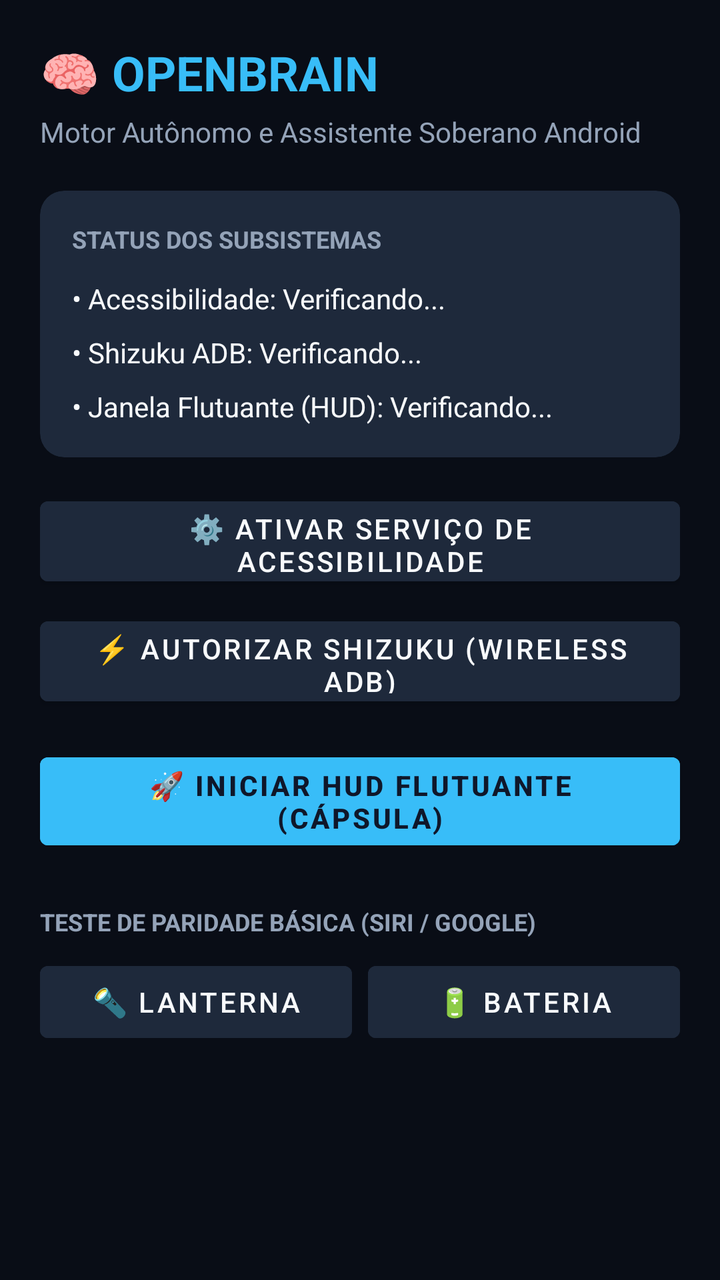
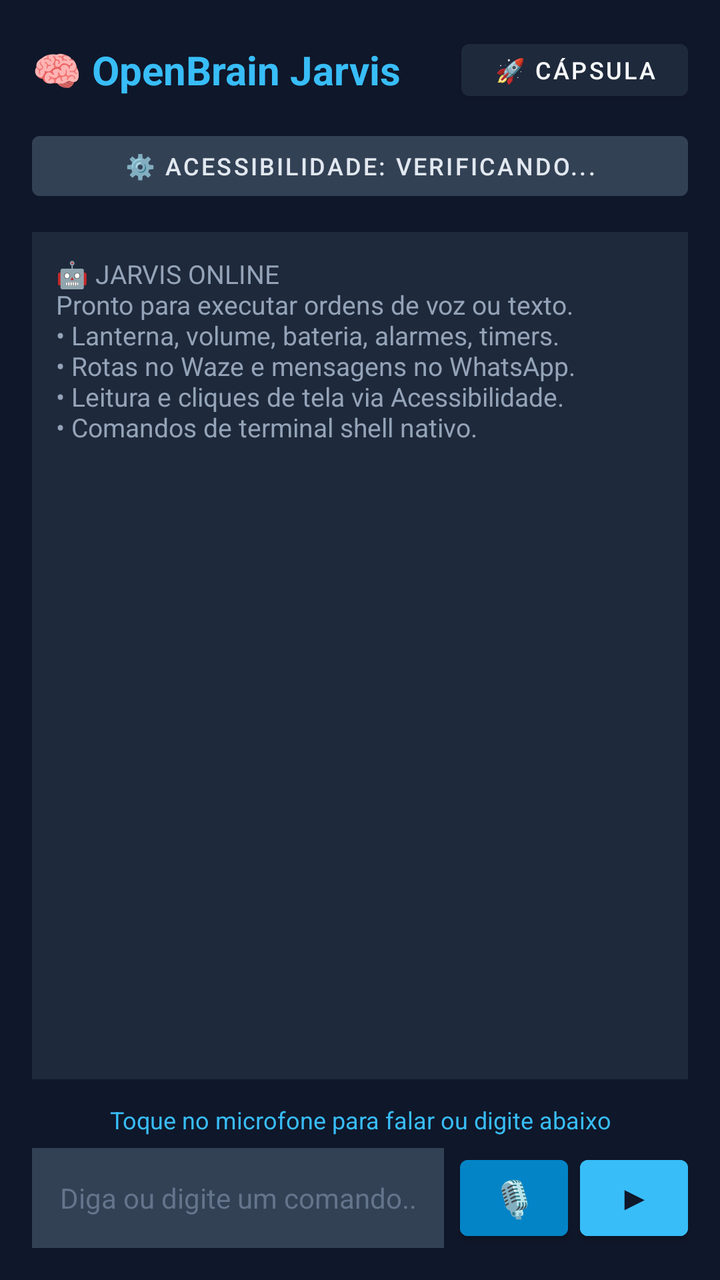

An Android layout rendered at two revisions. The XML below is the earlier revision; the diff shows what the commit changed to produce the second picture.
<!-- AndroidManifest.xml: activity theme Theme.OpenBrain -->
<!-- res/layout/activity_main.xml -->
<?xml version="1.0" encoding="utf-8"?>
<ScrollView xmlns:android="http://schemas.android.com/apk/res/android"
    xmlns:app="http://schemas.android.com/apk/res-auto"
    android:layout_width="match_parent"
    android:layout_height="match_parent"
    android:background="@color/background"
    android:padding="20dp">

    <LinearLayout
        android:layout_width="match_parent"
        android:layout_height="wrap_content"
        android:orientation="vertical">

        
        <TextView
            android:layout_width="wrap_content"
            android:layout_height="wrap_content"
            android:text="🧠 OPENBRAIN"
            android:textColor="@color/accent"
            android:textSize="24sp"
            android:textStyle="bold" />

        <TextView
            android:layout_width="wrap_content"
            android:layout_height="wrap_content"
            android:layout_marginTop="4dp"
            android:text="Motor Autônomo e Assistente Soberano Android"
            android:textColor="@color/text_secondary"
            android:textSize="14sp" />

        
        <androidx.cardview.widget.CardView
            android:layout_width="match_parent"
            android:layout_height="wrap_content"
            android:layout_marginTop="20dp"
            app:cardBackgroundColor="@color/card_bg"
            app:cardCornerRadius="12dp"
            app:cardElevation="0dp">

            <LinearLayout
                android:layout_width="match_parent"
                android:layout_height="wrap_content"
                android:orientation="vertical"
                android:padding="16dp">

                <TextView
                    android:layout_width="wrap_content"
                    android:layout_height="wrap_content"
                    android:text="STATUS DOS SUBSISTEMAS"
                    android:textColor="@color/text_secondary"
                    android:textSize="12sp"
                    android:textStyle="bold" />

                
                <TextView
                    android:id="@+id/tv_status_a11y"
                    android:layout_width="wrap_content"
                    android:layout_height="wrap_content"
                    android:layout_marginTop="12dp"
                    android:text="• Acessibilidade: Verificando..."
                    android:textColor="@color/text_primary"
                    android:textSize="14sp" />

                
                <TextView
                    android:id="@+id/tv_status_shizuku"
                    android:layout_width="wrap_content"
                    android:layout_height="wrap_content"
                    android:layout_marginTop="8dp"
                    android:text="• Shizuku ADB: Verificando..."
                    android:textColor="@color/text_primary"
                    android:textSize="14sp" />

                
                <TextView
                    android:id="@+id/tv_status_overlay"
                    android:layout_width="wrap_content"
                    android:layout_height="wrap_content"
                    android:layout_marginTop="8dp"
                    android:text="• Janela Flutuante (HUD): Verificando..."
                    android:textColor="@color/text_primary"
                    android:textSize="14sp" />

            </LinearLayout>
        </androidx.cardview.widget.CardView>

        
        <Button
            android:id="@+id/btn_enable_a11y"
            android:layout_width="match_parent"
            android:layout_height="52dp"
            android:layout_marginTop="16dp"
            android:backgroundTint="@color/card_bg"
            android:text="⚙️ Ativar Serviço de Acessibilidade"
            android:textColor="@color/text_primary" />

        <Button
            android:id="@+id/btn_req_shizuku"
            android:layout_width="match_parent"
            android:layout_height="52dp"
            android:layout_marginTop="8dp"
            android:backgroundTint="@color/card_bg"
            android:text="⚡ Autorizar Shizuku (Wireless ADB)"
            android:textColor="@color/text_primary" />

        <Button
            android:id="@+id/btn_start_hud"
            android:layout_width="match_parent"
            android:layout_height="56dp"
            android:layout_marginTop="16dp"
            android:backgroundTint="@color/accent"
            android:text="🚀 Iniciar HUD Flutuante (Cápsula)"
            android:textColor="@color/primary"
            android:textStyle="bold" />

        
        <TextView
            android:layout_width="wrap_content"
            android:layout_height="wrap_content"
            android:layout_marginTop="24dp"
            android:text="TESTE DE PARIDADE BÁSICA (SIRI / GOOGLE)"
            android:textColor="@color/text_secondary"
            android:textSize="12sp"
            android:textStyle="bold" />

        <LinearLayout
            android:layout_width="match_parent"
            android:layout_height="wrap_content"
            android:layout_marginTop="8dp"
            android:orientation="horizontal">

            <Button
                android:id="@+id/btn_test_torch"
                android:layout_width="0dp"
                android:layout_height="48dp"
                android:layout_weight="1"
                android:layout_marginEnd="4dp"
                android:backgroundTint="@color/card_bg"
                android:text="🔦 Lanterna"
                android:textColor="@color/text_primary" />

            <Button
                android:id="@+id/btn_test_battery"
                android:layout_width="0dp"
                android:layout_height="48dp"
                android:layout_weight="1"
                android:layout_marginStart="4dp"
                android:backgroundTint="@color/card_bg"
                android:text="🔋 Bateria"
                android:textColor="@color/text_primary" />

        </LinearLayout>

    </LinearLayout>
</ScrollView>
<!-- resources referenced by this layout -->
<resources>
  <color name="accent">#38BDF8</color>
  <color name="background">#090D16</color>
  <color name="card_bg">#1E293B</color>
  <color name="primary">#0F172A</color>
  <color name="text_primary">#F8FAFC</color>
  <color name="text_secondary">#94A3B8</color>
  <style name="Theme.OpenBrain" parent="Theme.MaterialComponents.DayNight.NoActionBar">
          <item name="colorPrimary">@color/accent</item>
          <item name="colorPrimaryVariant">@color/primary_variant</item>
          <item name="colorOnPrimary">@color/primary</item>
          <item name="android:statusBarColor">@color/background</item>
          <item name="android:navigationBarColor">@color/background</item>
      </style>
  <color name="primary_variant">#020617</color>
</resources>

<!-- the commit's change to res/layout/activity_main.xml (unified diff, before → after) -->
@@ -1,155 +1,127 @@
 <?xml version="1.0" encoding="utf-8"?>
-<ScrollView xmlns:android="http://schemas.android.com/apk/res/android"
-    xmlns:app="http://schemas.android.com/apk/res-auto"
+<LinearLayout xmlns:android="http://schemas.android.com/apk/res/android"
     android:layout_width="match_parent"
     android:layout_height="match_parent"
-    android:background="@color/background"
-    android:padding="20dp">
+    android:background="#0F172A"
+    android:orientation="vertical"
+    android:padding="16dp">
 
+    
     <LinearLayout
         android:layout_width="match_parent"
         android:layout_height="wrap_content"
-        android:orientation="vertical">
+        android:gravity="center_vertical"
+        android:orientation="horizontal">
 
-        
         <TextView
-            android:layout_width="wrap_content"
+            android:layout_width="0dp"
             android:layout_height="wrap_content"
-            android:text="🧠 OPENBRAIN"
-            android:textColor="@color/accent"
-            android:textSize="24sp"
+            android:layout_weight="1"
+            android:text="🧠 OpenBrain Jarvis"
+            android:textColor="#38BDF8"
+            android:textSize="20sp"
             android:textStyle="bold" />
 
-        <TextView
+        <Button
+            android:id="@+id/btn_toggle_hud"
             android:layout_width="wrap_content"
+            android:layout_height="38dp"
+            android:backgroundTint="#1E293B"
+            android:text="🚀 Cápsula"
+            android:textColor="#F8FAFC"
+            android:textSize="12sp" />
+    </LinearLayout>
+
+    
+    <Button
+        android:id="@+id/btn_status_a11y"
+        android:layout_width="match_parent"
+        android:layout_height="42dp"
+        android:layout_marginTop="8dp"
+        android:backgroundTint="#334155"
+        android:text="⚙️ Acessibilidade: Verificando..."
+        android:textColor="#E2E8F0"
+        android:textSize="12sp" />
+
+    
+    <ScrollView
+        android:id="@+id/scroll_history"
+        android:layout_width="match_parent"
+        android:layout_height="0dp"
+        android:layout_marginTop="12dp"
+        android:layout_marginBottom="12dp"
+        android:layout_weight="1"
+        android:background="#1E293B"
+        android:padding="12dp">
+
+        <LinearLayout
+            android:id="@+id/layout_chat_history"
+            android:layout_width="match_parent"
             android:layout_height="wrap_content"
-            android:layout_marginTop="4dp"
-            android:text="Motor Autônomo e Assistente Soberano Android"
-            android:textColor="@color/text_secondary"
+            android:orientation="vertical">
+
+            <TextView
+                android:layout_width="match_parent"
+                android:layout_height="wrap_content"
+                android:text="🤖 JARVIS ONLINE\nPronto para executar ordens de voz ou texto.\n• Lanterna, volume, bateria, alarmes, timers.\n• Rotas no Waze e mensagens no WhatsApp.\n• Leitura e cliques de tela via Acessibilidade.\n• Comandos de terminal shell nativo."
+                android:textColor="#94A3B8"
+                android:textSize="13sp" />
+
+        </LinearLayout>
+    </ScrollView>
+
+    
+    <TextView
+        android:id="@+id/tv_voice_status"
+        android:layout_width="match_parent"
+        android:layout_height="wrap_content"
+        android:layout_marginBottom="6dp"
+        android:gravity="center"
+        android:text="Toque no microfone para falar ou digite abaixo"
+        android:textColor="#38BDF8"
+        android:textSize="12sp" />
+
+    
+    <LinearLayout
+        android:layout_width="match_parent"
+        android:layout_height="wrap_content"
+        android:gravity="center_vertical"
+        android:orientation="horizontal">
+
+        <EditText
+            android:id="@+id/et_command_input"
+            android:layout_width="0dp"
+            android:layout_height="50dp"
+            android:layout_weight="1"
+            android:background="#334155"
+            android:hint="Diga ou digite um comando..."
+            android:imeOptions="actionSend"
+            android:inputType="text"
+            android:paddingStart="14dp"
+            android:paddingEnd="14dp"
+            android:textColor="#FFFFFF"
+            android:textColorHint="#64748B"
             android:textSize="14sp" />
 
-        
-        <androidx.cardview.widget.CardView
-            android:layout_width="match_parent"
-            android:layout_height="wrap_content"
-            android:layout_marginTop="20dp"
-            app:cardBackgroundColor="@color/card_bg"
-            app:cardCornerRadius="12dp"
-            app:cardElevation="0dp">
-
-            <LinearLayout
-                android:layout_width="match_parent"
-                android:layout_height="wrap_content"
-                android:orientation="vertical"
-                android:padding="16dp">
-
-                <TextView
-                    android:layout_width="wrap_content"
-                    android:layout_height="wrap_content"
-                    android:text="STATUS DOS SUBSISTEMAS"
-                    android:textColor="@color/text_secondary"
-                    android:textSize="12sp"
-                    android:textStyle="bold" />
-
-                
-                <TextView
-                    android:id="@+id/tv_status_a11y"
-                    android:layout_width="wrap_content"
-                    android:layout_height="wrap_content"
-                    android:layout_marginTop="12dp"
-                    android:text="• Acessibilidade: Verificando..."
-                    android:textColor="@color/text_primary"
-                    android:textSize="14sp" />
-
-                
-                <TextView
-                    android:id="@+id/tv_status_shizuku"
-                    android:layout_width="wrap_content"
-                    android:layout_height="wrap_content"
-                    android:layout_marginTop="8dp"
-                    android:text="• Shizuku ADB: Verificando..."
-                    android:textColor="@color/text_primary"
-                    android:textSize="14sp" />
-
-                
-                <TextView
-                    android:id="@+id/tv_status_overlay"
-                    android:layout_width="wrap_content"
-                    android:layout_height="wrap_content"
-                    android:layout_marginTop="8dp"
-                    android:text="• Janela Flutuante (HUD): Verificando..."
-                    android:textColor="@color/text_primary"
-                    android:textSize="14sp" />
-
-            </LinearLayout>
-        </androidx.cardview.widget.CardView>
-
-        
         <Button
-            android:id="@+id/btn_enable_a11y"
-            android:layout_width="match_parent"
-            android:layout_height="52dp"
-            android:layout_marginTop="16dp"
-            android:backgroundTint="@color/card_bg"
-            android:text="⚙️ Ativar Serviço de Acessibilidade"
-            android:textColor="@color/text_primary" />
+            android:id="@+id/btn_voice_record"
+            android:layout_width="54dp"
+            android:layout_height="50dp"
+            android:layout_marginStart="8dp"
+            android:backgroundTint="#0284C7"
+            android:text="🎙️"
+            android:textSize="18sp" />
 
         <Button
-            android:id="@+id/btn_req_shizuku"
-            android:layout_width="match_parent"
-            android:layout_height="52dp"
-            android:layout_marginTop="8dp"
-            android:backgroundTint="@color/card_bg"
-            android:text="⚡ Autorizar Shizuku (Wireless ADB)"
-            android:textColor="@color/text_primary" />
+            android:id="@+id/btn_send_command"
+            android:layout_width="54dp"
+            android:layout_height="50dp"
+            android:layout_marginStart="6dp"
+            android:backgroundTint="#38BDF8"
+            android:text="▶"
+            android:textColor="#0F172A"
+            android:textSize="16sp"
+            android:textStyle="bold" />
+    </LinearLayout>
 
-        <Button
-            android:id="@+id/btn_start_hud"
-            android:layout_width="match_parent"
-            android:layout_height="56dp"
-            android:layout_marginTop="16dp"
-            android:backgroundTint="@color/accent"
-            android:text="🚀 Iniciar HUD Flutuante (Cápsula)"
-            android:textColor="@color/primary"
-            android:textStyle="bold" />
-
-        
-        <TextView
-            android:layout_width="wrap_content"
-            android:layout_height="wrap_content"
-            android:layout_marginTop="24dp"
-            android:text="TESTE DE PARIDADE BÁSICA (SIRI / GOOGLE)"
-            android:textColor="@color/text_secondary"
-            android:textSize="12sp"
-            android:textStyle="bold" />
-
-        <LinearLayout
-            android:layout_width="match_parent"
-            android:layout_height="wrap_content"
-            android:layout_marginTop="8dp"
-            android:orientation="horizontal">
-
-            <Button
-                android:id="@+id/btn_test_torch"
-                android:layout_width="0dp"
-                android:layout_height="48dp"
-                android:layout_weight="1"
-                android:layout_marginEnd="4dp"
-                android:backgroundTint="@color/card_bg"
-                android:text="🔦 Lanterna"
-                android:textColor="@color/text_primary" />
-
-            <Button
-                android:id="@+id/btn_test_battery"
-                android:layout_width="0dp"
-                android:layout_height="48dp"
-                android:layout_weight="1"
-                android:layout_marginStart="4dp"
-                android:backgroundTint="@color/card_bg"
-                android:text="🔋 Bateria"
-                android:textColor="@color/text_primary" />
-
-        </LinearLayout>
-
-    </LinearLayout>
-</ScrollView>
+</LinearLayout>
<!-- resource entries referenced after the edit -->
@@ -2,10 +2,7 @@
 <resources>
   <color name="accent">#38BDF8</color>
   <color name="background">#090D16</color>
-  <color name="card_bg">#1E293B</color>
   <color name="primary">#0F172A</color>
-  <color name="text_primary">#F8FAFC</color>
-  <color name="text_secondary">#94A3B8</color>
   <style name="Theme.OpenBrain" parent="Theme.MaterialComponents.DayNight.NoActionBar">
           <item name="colorPrimary">@color/accent</item>
           <item name="colorPrimaryVariant">@color/primary_variant</item>
